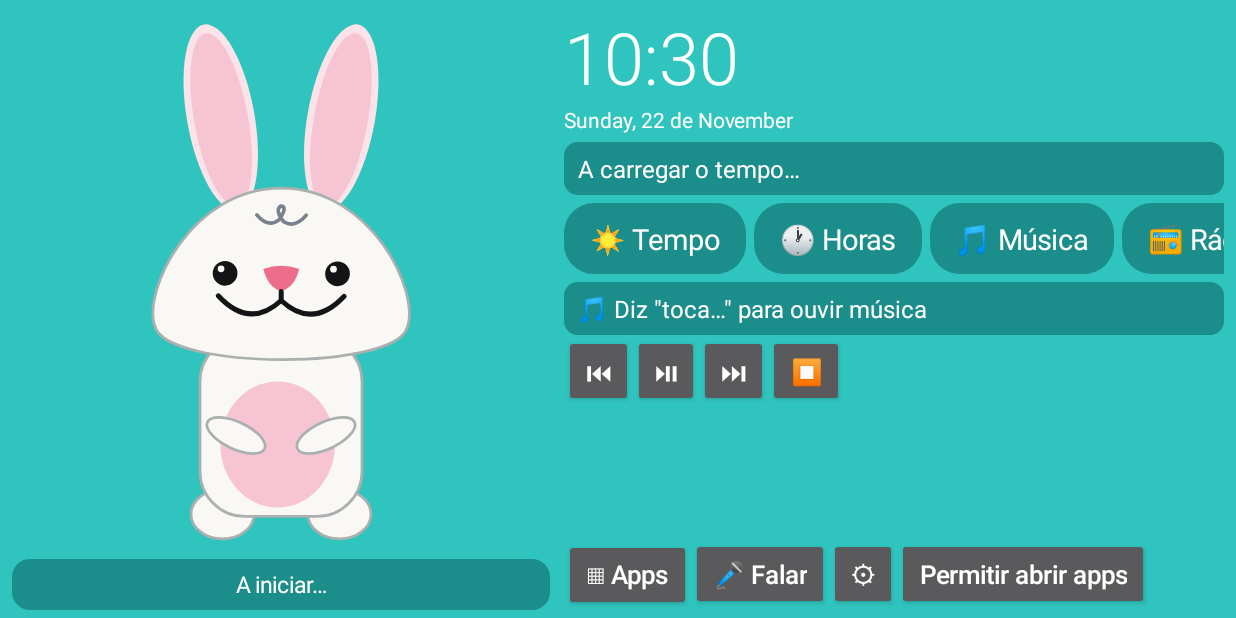
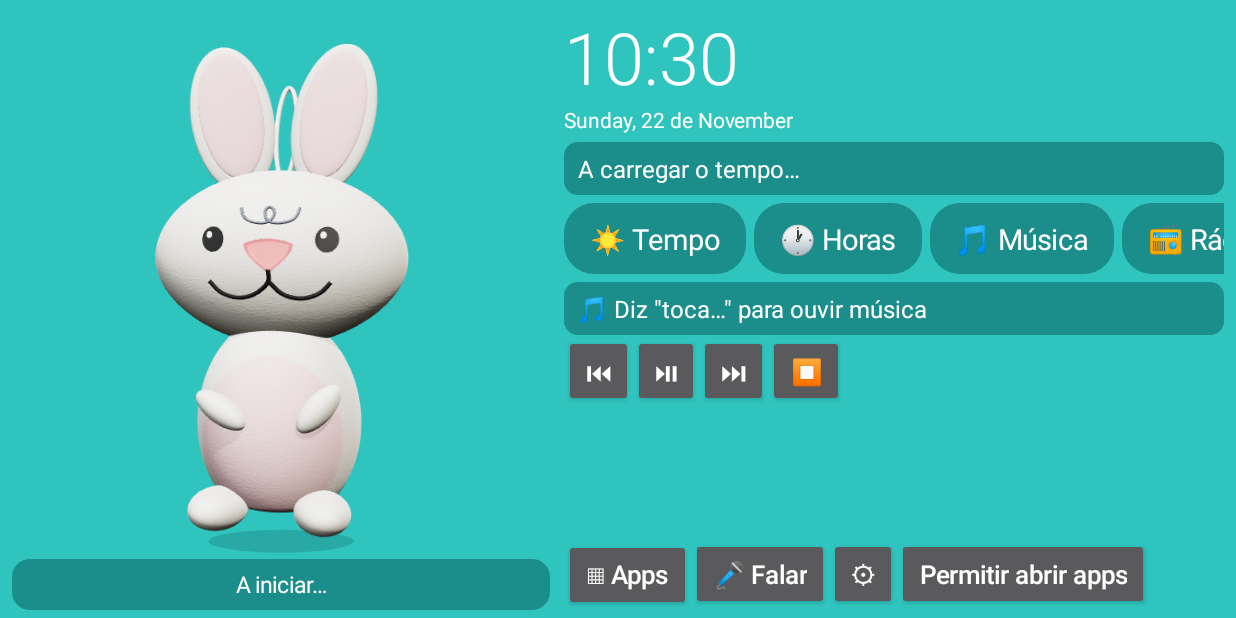
Before and after one commit to sangriaman/relogio-voz, an Android app: the screen it shows after launch (MainActivity), on a phone screen of 824 x 412 dp (held sideways). Run offline under Robolectric (Android 15) with nearby library versions, the phone set to English and light mode, and no system bars; libraries missing offline, so code that uses them is left out: org.vosk, org.vosk.android; network calls fail.

```diff
--- a/app/src/main/java/pt/sangriaman/relogiovoz/PlushView.kt
+++ b/app/src/main/java/pt/sangriaman/relogiovoz/PlushView.kt
@@ -2,10 +2,11 @@ package pt.sangriaman.relogiovoz
 
 import android.animation.ValueAnimator
 import android.content.Context
+import android.graphics.Bitmap
+import android.graphics.BitmapFactory
 import android.graphics.Canvas
 import android.graphics.Color
 import android.graphics.Paint
-import android.graphics.Path
 import android.graphics.RectF
 import android.view.View
 import android.view.animation.LinearInterpolator
@@ -14,10 +15,9 @@ import kotlin.math.min
 import kotlin.math.sin
 
 /**
- * O Tricky: o coelhinho de peluche (branco, orelhas cor-de-rosa, caracol bordado na testa,
- * nariz cor-de-rosa, barriga cor-de-rosa com as patas por cima).
- * Estados: "idle" (respira, pisca e abana as orelhas), "listening" (orelhas em pé e ondas),
- * "thinking" (olha para cima, três pontinhos), "speaking" (mexe a boca e acena).
+ * O Tricky em 3D: imagens geradas a partir do modelo 3D do coelhinho (olhos abertos,
+ * a piscar e duas posições da boca a falar), animadas com respiração, inclinação e
+ * efeitos por cima. Estados: "idle", "listening", "thinking", "speaking".
  */
 class PlushView(ctx: Context) : View(ctx) {
 
@@ -26,6 +26,12 @@ class PlushView(ctx: Context) : View(ctx) {
             field = value
             invalidate()
         }
+
+    private fun load(id: Int): Bitmap = BitmapFactory.decodeResource(resources, id)
+    private val idle = load(R.drawable.tricky_idle)
+    private val blink = load(R.drawable.tricky_blink)
+    private val talk1 = load(R.drawable.tricky_talk1)
+    private val talk2 = load(R.drawable.tricky_talk2)
 
     private var t = 0f
     private val anim = ValueAnimator.ofFloat(0f, 1000f).apply {
@@ -38,24 +44,15 @@ class PlushView(ctx: Context) : View(ctx) {
         }
     }
 
-    private fun fill(c: Int) = Paint(Paint.ANTI_ALIAS_FLAG).apply { color = c }
-    private fun line(c: Int) = Paint(Paint.ANTI_ALIAS_FLAG).apply {
-        color = c
+    private val bmpPaint = Paint(Paint.ANTI_ALIAS_FLAG or Paint.FILTER_BITMAP_FLAG)
+    private val shadow = Paint(Paint.ANTI_ALIAS_FLAG).apply { color = Color.argb(45, 0, 40, 45) }
+    private val glow = Paint(Paint.ANTI_ALIAS_FLAG).apply { color = Color.argb(70, 255, 255, 255) }
+    private val wave = Paint(Paint.ANTI_ALIAS_FLAG).apply {
+        color = Color.WHITE
         style = Paint.Style.STROKE
         strokeCap = Paint.Cap.ROUND
-        strokeJoin = Paint.Join.ROUND
     }
-
-    private val white = fill(Color.rgb(250, 248, 244))
-    private val shade = line(Color.rgb(170, 175, 175))
-    private val pink = fill(Color.rgb(246, 196, 210))
-    private val pinkEdge = fill(Color.rgb(252, 226, 233))
-    private val nose = fill(Color.rgb(236, 110, 140))
-    private val black = fill(Color.rgb(20, 20, 22))
-    private val mouth = line(Color.rgb(20, 20, 22))
-    private val curl = line(Color.rgb(120, 130, 140))
-    private val glow = fill(Color.argb(80, 255, 255, 255))
-    private val wave = line(Color.WHITE)
+    private val dot = Paint(Paint.ANTI_ALIAS_FLAG).apply { color = Color.WHITE }
 
     override fun onAttachedToWindow() {
         super.onAttachedToWindow()
@@ -69,155 +66,61 @@ class PlushView(ctx: Context) : View(ctx) {
 
     override fun onDraw(c: Canvas) {
         super.onDraw(c)
-        val u = min(width / 1.3f, height / 2.45f)
+        val aspect = idle.width.toFloat() / idle.height
+        val h = min(height * 0.92f, width / aspect)
+        val w = h * aspect
         val cx = width / 2f
-        val y0 = (height - 2.32f * u) / 2f + sin(t * 2f) * 0.01f * u // respirar
-        shade.strokeWidth = u * 0.012f
-        mouth.strokeWidth = u * 0.022f
-        curl.strokeWidth = u * 0.016f
-        wave.strokeWidth = u * 0.025f
+        val bottom = height * 0.97f
 
-        val listening = mode == "listening"
-        val speaking = mode == "speaking"
-        val thinking = mode == "thinking"
+        val frame = when (mode) {
+            "speaking" -> when ((t * 8f).toInt() % 4) {
+                0 -> talk2
+                1 -> talk1
+                2 -> idle
+                else -> talk1
+            }
+            "thinking" -> idle
+            else -> if ((t % 4.1f) < 0.15f) blink else idle
+        }
 
-        // ---------------- brilho e ondas quando está a ouvir
-        if (listening) {
-            c.drawCircle(cx, y0 + 1.15f * u, 0.85f * u, glow)
+        val breathe = 1f + sin(t * 2f) * 0.012f
+        val hop = if (mode == "listening") -abs(sin(t * 6f)) * h * 0.025f else 0f
+        val tilt = when (mode) {
+            "listening" -> 6f
+            "thinking" -> -5f + sin(t * 1.5f) * 2f
+            "speaking" -> sin(t * 3f) * 3f
+            else -> sin(t * 0.7f) * 1.5f
+        }
+
+        // sombra no chão
+        val sw = w * 0.55f
+        c.drawOval(RectF(cx - sw / 2, bottom - h * 0.025f, cx + sw / 2, bottom + h * 0.02f), shadow)
+
+        if (mode == "listening") {
+            val cy = bottom - h * 0.6f
+            c.drawCircle(cx, cy, h * 0.42f, glow)
+            wave.strokeWidth = h * 0.012f
             for (i in 0..2) {
                 val phase = (t * 1.4f + i / 3f) % 1f
                 wave.alpha = (255 * (1f - phase)).toInt()
-                val r = u * (0.75f + phase * 0.45f)
-                val oy = y0 + 1.15f * u
-                c.drawArc(RectF(cx - r, oy - r, cx + r, oy + r), 200f, 40f, false, wave)
-                c.drawArc(RectF(cx - r, oy - r, cx + r, oy + r), 300f, 40f, false, wave)
+                val r = h * (0.38f + phase * 0.2f)
+                c.drawArc(RectF(cx - r, cy - r, cx + r, cy + r), 200f, 40f, false, wave)
+                c.drawArc(RectF(cx - r, cy - r, cx + r, cy + r), 300f, 40f, false, wave)
             }
         }
 
-        // ---------------- orelhas
-        val sway = sin(t * 1.3f) * 3f
-        val earAngle = when {
-            listening -> 5f
-            thinking -> 16f
-            else -> 12f + sway
-        }
-        val lift = if (listening) 0.06f * u else 0f
-        drawEar(c, cx - 0.2f * u, y0 + 0.42f * u - lift, -earAngle, u)
-        drawEar(c, cx + 0.2f * u, y0 + 0.42f * u - lift, earAngle + (if (speaking) sin(t * 4f) * 4f else 0f), u)
-
-        // ---------------- pés e corpo
-        foot(c, RectF(cx - 0.40f * u, y0 + 2.08f * u, cx - 0.12f * u, y0 + 2.30f * u))
-        foot(c, RectF(cx + 0.12f * u, y0 + 2.08f * u, cx + 0.40f * u, y0 + 2.30f * u))
-        val body = RectF(cx - 0.36f * u, y0 + 1.40f * u, cx + 0.36f * u, y0 + 2.20f * u)
-        c.drawRoundRect(body, 0.2f * u, 0.2f * u, white)
-        c.drawRoundRect(body, 0.2f * u, 0.2f * u, shade)
-        // barriga cor-de-rosa
-        c.drawOval(RectF(cx - 0.27f * u, y0 + 1.60f * u, cx + 0.24f * u, y0 + 2.16f * u), pink)
-
-        // patas por cima da barriga (a da direita acena quando fala)
-        val wavePaw = if (speaking) sin(t * 7f) * 18f else 0f
-        paw(c, cx - 0.20f * u, y0 + 1.84f * u, 25f, u)
-        paw(c, cx + 0.20f * u, y0 + 1.84f * u, -25f + wavePaw, u)
-
-        // ---------------- cabeça (um pouco mais larga em baixo)
-        val tilt = when {
-            listening -> 7f
-            thinking -> -5f
-            else -> sin(t * 0.7f) * 1.5f
-        }
         c.save()
-        c.rotate(tilt, cx, y0 + 1.45f * u)
-        val head = Path().apply {
-            moveTo(cx, y0 + 0.74f * u)
-            cubicTo(cx + 0.40f * u, y0 + 0.74f * u, cx + 0.62f * u, y0 + 1.20f * u, cx + 0.56f * u, y0 + 1.36f * u)
-            cubicTo(cx + 0.50f * u, y0 + 1.55f * u, cx - 0.50f * u, y0 + 1.55f * u, cx - 0.56f * u, y0 + 1.36f * u)
-            cubicTo(cx - 0.62f * u, y0 + 1.20f * u, cx - 0.40f * u, y0 + 0.74f * u, cx, y0 + 0.74f * u)
-            close()
-        }
-        c.drawPath(head, white)
-        c.drawPath(head, shade)
-
-        // caracol bordado na testa
-        val fy = y0 + 0.87f * u
-        val cp = Path().apply {
-            moveTo(cx - 0.11f * u, fy - 0.01f * u)
-            quadTo(cx - 0.06f * u, fy + 0.05f * u, cx - 0.01f * u, fy + 0.01f * u)
-            quadTo(cx + 0.03f * u, fy - 0.05f * u, cx - 0.005f * u, fy - 0.05f * u)
-            quadTo(cx - 0.03f * u, fy - 0.03f * u, cx + 0.01f * u, fy + 0.02f * u)
-            quadTo(cx + 0.06f * u, fy + 0.05f * u, cx + 0.11f * u, fy - 0.01f * u)
-        }
-        c.drawPath(cp, curl)
-
-        // olhos (piscam; olham para cima a pensar)
-        val ey = y0 + 1.12f * u + if (thinking) -0.04f * u else 0f
-        val blink = (t % 4.1f) < 0.14f && !thinking
-        for (side in listOf(-1f, 1f)) {
-            val ex = cx + side * 0.25f * u
-            if (blink) {
-                c.drawLine(ex - 0.05f * u, ey, ex + 0.05f * u, ey, mouth)
-            } else {
-                c.drawCircle(ex, ey, 0.055f * u, black)
-                c.drawCircle(ex - 0.018f * u, ey - 0.02f * u, 0.015f * u, white)
-            }
-        }
-
-        // nariz cor-de-rosa (triângulo arredondado)
-        val ny = y0 + 1.14f * u
-        val np = Path().apply {
-            moveTo(cx - 0.08f * u, ny - 0.04f * u)
-            quadTo(cx, ny - 0.07f * u, cx + 0.08f * u, ny - 0.04f * u)
-            quadTo(cx + 0.06f * u, ny + 0.04f * u, cx, ny + 0.06f * u)
-            quadTo(cx - 0.06f * u, ny + 0.04f * u, cx - 0.08f * u, ny - 0.04f * u)
-            close()
-        }
-        c.drawPath(np, nose)
-
-        // boca
-        val my = y0 + 1.24f * u
-        if (speaking) {
-            val open = abs(sin(t * 11f)) * 0.09f * u + 0.02f * u
-            c.drawOval(RectF(cx - 0.09f * u, my - 0.02f * u, cx + 0.09f * u, my + open), black)
-            c.drawOval(RectF(cx - 0.05f * u, my + open * 0.4f, cx + 0.05f * u, my + open), nose)
-        } else {
-            val mp = Path().apply {
-                moveTo(cx - 0.28f * u, my - 0.02f * u)
-                quadTo(cx - 0.14f * u, my + 0.13f * u, cx, my)
-                quadTo(cx + 0.14f * u, my + 0.13f * u, cx + 0.28f * u, my - 0.02f * u)
-            }
-            c.drawLine(cx, ny + 0.06f * u, cx, my, mouth)
-            c.drawPath(mp, mouth)
-        }
+        c.rotate(tilt, cx, bottom)
+        c.scale(1f / breathe, breathe, cx, bottom)
+        c.translate(0f, hop)
+        c.drawBitmap(frame, null, RectF(cx - w / 2, bottom - h, cx + w / 2, bottom), bmpPaint)
         c.restore()
 
-        // pontinhos a pensar
-        if (thinking) {
+        if (mode == "thinking") {
             for (i in 0..2) {
-                val up = sin(t * 5f - i * 0.8f) * 0.04f * u
-                c.drawCircle(cx + (0.45f + i * 0.14f) * u, y0 + 0.70f * u + up, 0.045f * u, white)
+                val up = sin(t * 5f - i * 0.8f) * h * 0.02f
+                c.drawCircle(cx + w * (0.38f + i * 0.12f), bottom - h * 0.92f + up, h * 0.022f, dot)
             }
         }
     }
-
-    private fun drawEar(c: Canvas, x: Float, y: Float, angle: Float, u: Float) {
-        c.save()
-        c.rotate(angle, x, y + 0.38f * u)
-        val r = RectF(x - 0.15f * u, y - 0.42f * u, x + 0.15f * u, y + 0.42f * u)
-        c.drawOval(r, pinkEdge)
-        c.drawOval(RectF(r.left + 0.03f * u, r.top + 0.04f * u, r.right - 0.03f * u, r.bottom - 0.02f * u), pink)
-        c.restore()
-    }
-
-    private fun foot(c: Canvas, r: RectF) {
-        c.drawOval(r, white)
-        c.drawOval(r, shade)
-    }
-
-    private fun paw(c: Canvas, x: Float, y: Float, angle: Float, u: Float) {
-        c.save()
-        c.rotate(angle, x, y)
-        val r = RectF(x - 0.14f * u, y - 0.06f * u, x + 0.14f * u, y + 0.06f * u)
-        c.drawOval(r, white)
-        c.drawOval(r, shade)
-        c.restore()
-    }
 }
```
Also changed, not shown: app/src/main/res/drawable-nodpi/tricky_blink.png (added), app/src/main/res/drawable-nodpi/tricky_idle.png (added), app/src/main/res/drawable-nodpi/tricky_talk1.png (added), app/src/main/res/drawable-nodpi/tricky_talk2.png (added).
